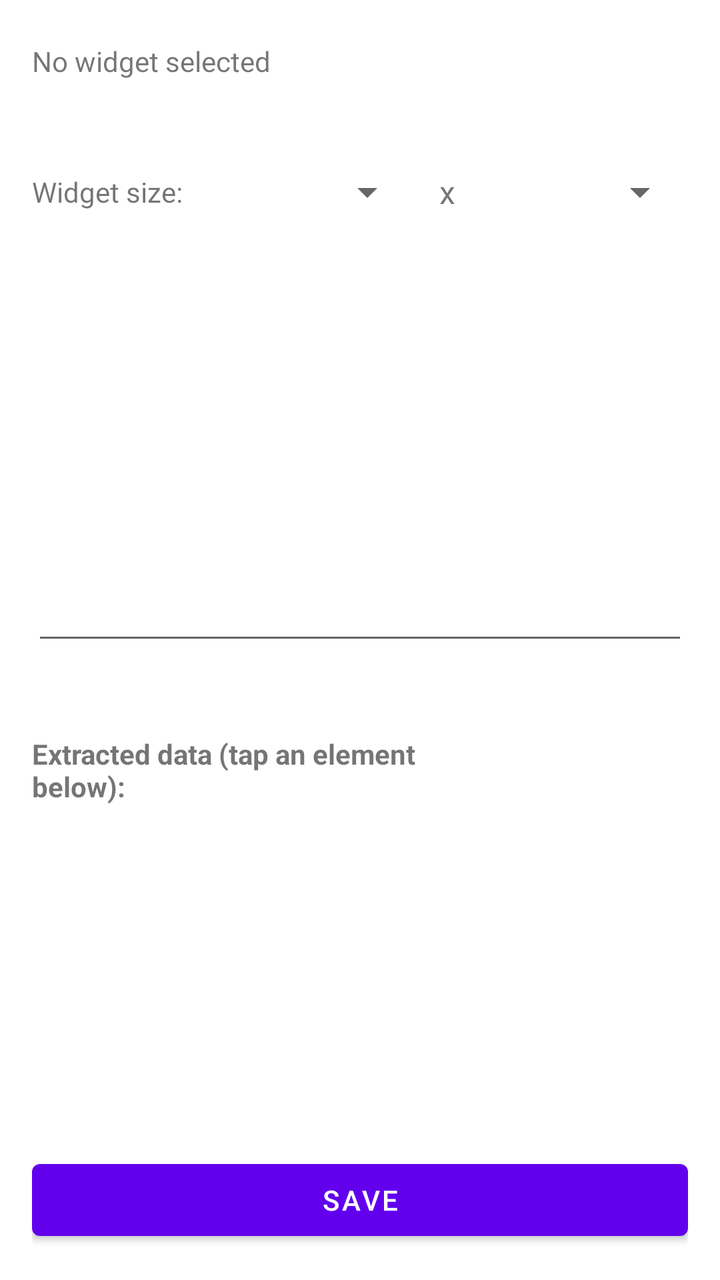
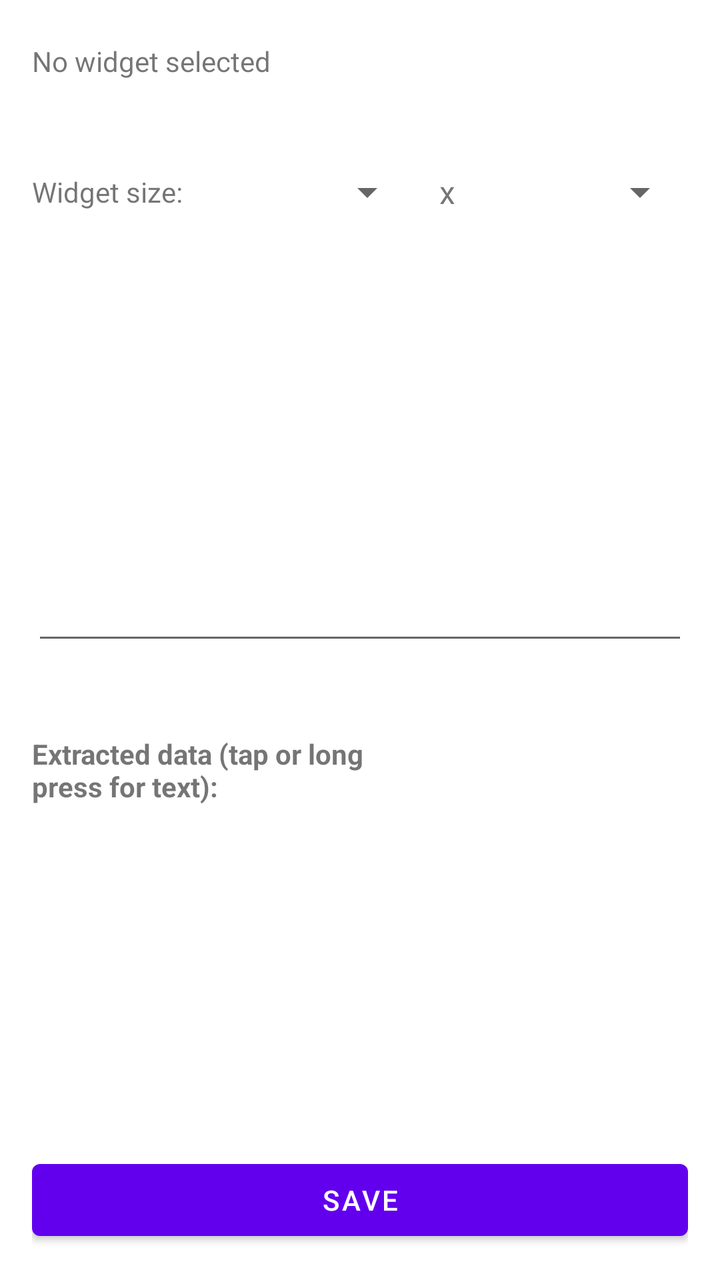

Compare the two renders of this Android layout. The source of the first and the diff that turns it into the second are given below.
<!-- AndroidManifest.xml: fallback theme Theme.MaterialComponents.DayNight.NoActionBar -->
<!-- res/layout/activity_config_widget_action.xml -->
<?xml version="1.0" encoding="utf-8"?>
<LinearLayout xmlns:android="http://schemas.android.com/apk/res/android"
    android:layout_width="match_parent"
    android:layout_height="match_parent"
    android:orientation="vertical"
    android:padding="16dp">

    <LinearLayout
        android:layout_width="match_parent"
        android:layout_height="wrap_content"
        android:orientation="horizontal"
        android:gravity="center_vertical"
        android:layout_marginBottom="8dp">

        <LinearLayout
            android:layout_width="0dp"
            android:layout_height="wrap_content"
            android:layout_weight="1"
            android:orientation="vertical">

            <TextView
                android:id="@+id/appNameText"
                android:layout_width="match_parent"
                android:layout_height="wrap_content"
                android:textSize="14sp"
                android:text="No widget selected" />

            <TextView
                android:id="@+id/widgetNameText"
                android:layout_width="match_parent"
                android:layout_height="wrap_content"
                android:textSize="14sp"
                android:textStyle="bold" />

        </LinearLayout>

        <Button
            android:id="@+id/changeWidgetButton"
            style="?android:attr/borderlessButtonStyle"
            android:layout_width="wrap_content"
            android:layout_height="wrap_content"
            android:text="Select Widget" />

    </LinearLayout>

    <LinearLayout
        android:layout_width="match_parent"
        android:layout_height="wrap_content"
        android:orientation="horizontal"
        android:gravity="center_vertical"
        android:layout_marginBottom="8dp">

        <TextView
            android:layout_width="wrap_content"
            android:layout_height="wrap_content"
            android:text="Widget size:"
            android:textSize="14sp"
            android:layout_marginEnd="12dp" />

        <Spinner
            android:id="@+id/spanXSpinner"
            android:layout_width="0dp"
            android:layout_height="48dp"
            android:layout_weight="1" />

        <TextView
            android:layout_width="wrap_content"
            android:layout_height="wrap_content"
            android:text="x"
            android:textSize="16sp"
            android:layout_marginStart="12dp"
            android:layout_marginEnd="12dp" />

        <Spinner
            android:id="@+id/spanYSpinner"
            android:layout_width="0dp"
            android:layout_height="48dp"
            android:layout_weight="1" />

    </LinearLayout>

    <FrameLayout
        android:id="@+id/previewFrame"
        android:layout_width="match_parent"
        android:layout_height="wrap_content"
        android:minHeight="120dp"
        android:background="@drawable/bg_widget_preview"
        android:padding="8dp"
        android:layout_marginBottom="8dp" />

    <LinearLayout
        android:id="@+id/queryRow"
        android:layout_width="match_parent"
        android:layout_height="wrap_content"
        android:orientation="vertical">

        <TextView
            android:id="@+id/queryLabel"
            android:layout_width="match_parent"
            android:layout_height="wrap_content"
            android:textSize="14sp"
            android:layout_marginBottom="4dp" />

        <FrameLayout
            android:layout_width="match_parent"
            android:layout_height="wrap_content"
            android:layout_marginBottom="8dp">

            <EditText
                android:id="@+id/queryEditText"
                android:layout_width="match_parent"
                android:layout_height="wrap_content"
                android:inputType="text"
                android:paddingStart="12dp"
                android:paddingEnd="48dp"
                android:paddingTop="12dp"
                android:paddingBottom="12dp" />

            <TextView
                android:id="@+id/queryClearButton"
                android:layout_width="48dp"
                android:layout_height="48dp"
                android:layout_gravity="end|center_vertical"
                android:gravity="center"
                android:text="✕"
                android:textSize="16sp"
                android:visibility="gone" />

        </FrameLayout>

    </LinearLayout>

    <TextView
        android:id="@+id/statusText"
        android:layout_width="match_parent"
        android:layout_height="wrap_content"
        android:textSize="13sp"
        android:layout_marginBottom="8dp" />

    <LinearLayout
        android:layout_width="match_parent"
        android:layout_height="wrap_content"
        android:orientation="horizontal"
        android:gravity="center_vertical"
        android:layout_marginBottom="4dp">

        <TextView
            android:id="@+id/nodesHeaderText"
            android:layout_width="0dp"
            android:layout_height="wrap_content"
            android:layout_weight="1"
            android:text="Extracted data (tap an element below):"
            android:textSize="14sp"
            android:textStyle="bold" />

        <Button
            android:id="@+id/refreshButton"
            style="?android:attr/borderlessButtonStyle"
            android:layout_width="wrap_content"
            android:layout_height="wrap_content"
            android:text="Refresh Data" />

    </LinearLayout>

    <ListView
        android:id="@+id/nodesListView"
        android:layout_width="match_parent"
        android:layout_height="0dp"
        android:layout_weight="1"
        android:layout_marginBottom="8dp" />

    <Button
        android:id="@+id/saveButton"
        android:layout_width="match_parent"
        android:layout_height="wrap_content"
        android:text="Save" />

</LinearLayout>
<!-- resources referenced by this layout -->
<resources>
  <!-- drawable bg_widget_preview (drawable) -->
  <?xml version="1.0" encoding="utf-8"?>
  <shape xmlns:android="http://schemas.android.com/apk/res/android"
      android:shape="rectangle">
      <solid android:color="?android:attr/colorBackgroundFloating" />
      <corners android:radius="16dp" />
  </shape>
</resources>

<!-- the commit's change to res/layout/activity_config_widget_action.xml (unified diff, before → after) -->
@@ -149,7 +149,7 @@
             android:layout_width="0dp"
             android:layout_height="wrap_content"
             android:layout_weight="1"
-            android:text="Extracted data (tap an element below):"
+            android:text="Extracted data (tap or long press for text):"
             android:textSize="14sp"
             android:textStyle="bold" />
 
